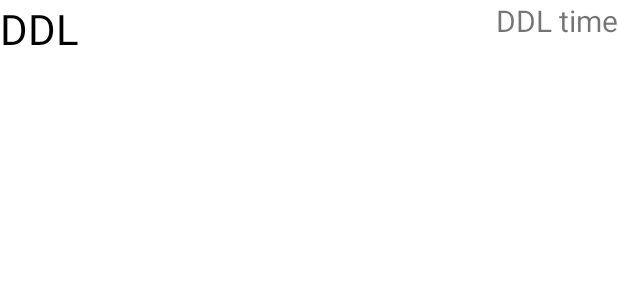
After one commit to LuoHaomin/TimeManager, an Android app: the layout breakdown_in_plan.xml on its own in the app's theme, with its tools: preview values and no code run, on a phone screen of 412 x 824 dp. The commit adds this screen. Shown: the top 300 px of the screen. Run offline under Robolectric (Android 15) with nearby library versions, the phone set to English and light mode, and no system bars.

Commit message:
commit by Luo

```diff
--- a/app/src/main/java/com/example/timemanager/bean/Plan.java
+++ b/app/src/main/java/com/example/timemanager/bean/Plan.java
@@ -8,6 +8,8 @@ public class Plan {
     public String start_time;
     public String end_time;
     public String tag;
+    public String finish="N";
+
     public String content="No Content";
     public List<Schedule> breakdowns=new ArrayList<>();
     public String code_bd;
--- /dev/null
+++ b/app/src/main/res/layout/breakdown_in_plan.xml
@@ -0,0 +1,22 @@
+<?xml version="1.0" encoding="utf-8"?>
+<androidx.constraintlayout.widget.ConstraintLayout xmlns:android="http://schemas.android.com/apk/res/android"
+    xmlns:app="http://schemas.android.com/apk/res-auto"
+    android:layout_width="match_parent"
+    android:layout_height="wrap_content"
+    android:orientation="horizontal">
+    <TextView
+        android:text="DDL"
+        android:id="@+id/content"
+        android:textSize="28sp"
+        android:textColor="@color/black"
+        android:layout_width="wrap_content"
+        android:layout_height="match_parent"
+        app:layout_constraintLeft_toLeftOf="parent"/>
+    <TextView
+        android:text="DDL time"
+        android:id="@+id/time"
+        android:textSize="20sp"
+        android:layout_width="wrap_content"
+        android:layout_height="match_parent"
+        app:layout_constraintRight_toRightOf="parent"/>
+</androidx.constraintlayout.widget.ConstraintLayout>
--- a/app/src/main/res/values/colors.xml
+++ b/app/src/main/res/values/colors.xml
@@ -8,4 +8,5 @@
     <color name="black">#FF000000</color>
     <color name="white">#FFFFFFFF</color>
     <color name="gray">#44FFFFFF</color>
+    <color name="green">#5500FF00</color>
 </resources>
--- a/build.gradle.kts
+++ b/build.gradle.kts
@@ -1,4 +1,4 @@
 // Top-level build file where you can add configuration options common to all sub-projects/modules.
 plugins {
-    id("com.android.application") version "8.1.3" apply false
+    id("com.android.application") version "8.1.4" apply false
 }
```
Also changed, not shown: app/src/main/AndroidManifest.xml (+4 -4 lines), app/src/main/java/com/example/timemanager/CreatePlanActivity.java (+7 -2 lines), app/src/main/java/com/example/timemanager/EditPlanActivity.java (+7 -6 lines), app/src/main/java/com/example/timemanager/adapter/BreakdownAdapter.java (added, +67 -0 lines), app/src/main/java/com/example/timemanager/bean/Schedule.java (+14 -8 lines), app/src/main/java/com/example/timemanager/database/DB_Plan.java (+9 -7 lines), app/src/main/java/com/example/timemanager/database/DailySchedule.java (+8 -5 lines), app/src/main/res/drawable/time_management_logo_final.png (added).
